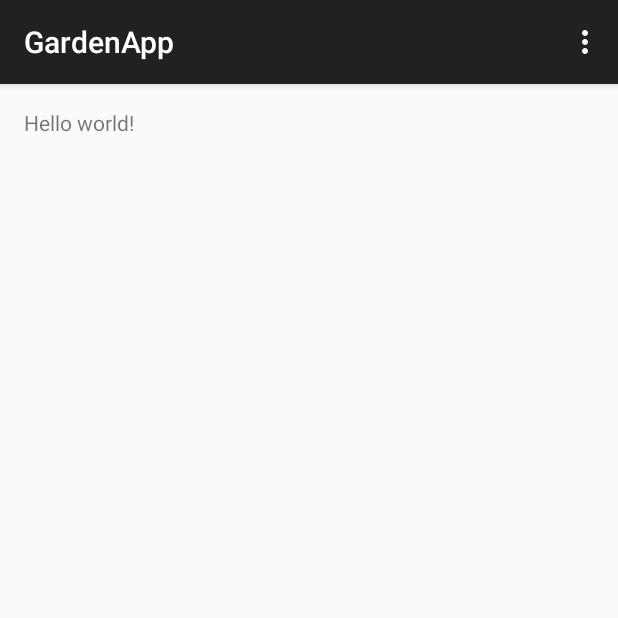
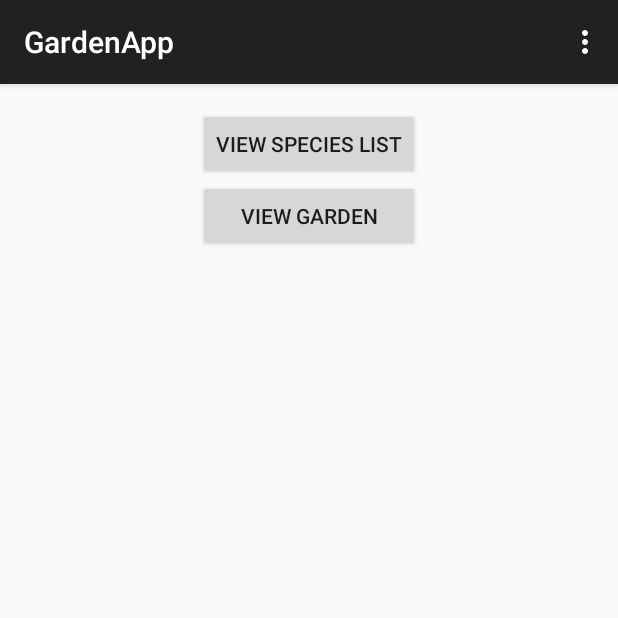
Before and after one commit to mra48/garden_app, an Android app: the screen it shows after launch (MainActivity), on a phone screen of 412 x 824 dp, the top half of it. Run offline under Robolectric (Android 15) with nearby library versions, the phone set to English and light mode, and no system bars.

Commit message:
Added buttons to the home screen that will be able to launch other activities.  Created methods where this will happen.  Methods log not yet implemented

```diff
--- a/GardenApp/app/src/main/java/com/cs1530_group1/gardenapp/MainActivity.java
+++ b/GardenApp/app/src/main/java/com/cs1530_group1/gardenapp/MainActivity.java
@@ -2,11 +2,17 @@ package com.cs1530_group1.gardenapp;
 
 import android.support.v7.app.ActionBarActivity;
 import android.os.Bundle;
+import android.util.Log;
 import android.view.Menu;
 import android.view.MenuItem;
+import android.view.View;
+import android.widget.Toast;
 
 
 public class MainActivity extends ActionBarActivity {
+
+    //Log tag, for logging errors
+    private static final String LOG_TAG = "Main Activity";
 
     @Override
     protected void onCreate(Bundle savedInstanceState) {
@@ -35,4 +41,26 @@ public class MainActivity extends ActionBarActivity {
 
         return super.onOptionsItemSelected(item);
     }
+
+    /**
+     * This is to launch the activity that views all the Species as a ListView
+     *
+     * @param view
+     */
+    public void startSpeciesListActivity(View view){
+        Log.e(LOG_TAG, "startSpeciesListActivity is not yet implemented");
+        Toast.makeText(getApplicationContext(), "This feature is not yet implemented", Toast.LENGTH_SHORT).show();
+
+    }
+
+    /**
+     * This method is called upon a button click from the activity_main screen, and is to launch
+     * the view of the garden.
+     *
+     * @param view
+     */
+    public void startGardenViewActivity(View view){
+        Log.e(LOG_TAG, "startGardenViewActivity is not yet implemented");
+        Toast.makeText(getApplicationContext(), "This feature is not yet implemented", Toast.LENGTH_SHORT).show();
+    }
 }
--- a/GardenApp/app/src/main/res/layout/activity_main.xml
+++ b/GardenApp/app/src/main/res/layout/activity_main.xml
@@ -1,11 +1,32 @@
 <RelativeLayout xmlns:android="http://schemas.android.com/apk/res/android"
-    xmlns:tools="http://schemas.android.com/tools" android:layout_width="match_parent"
-    android:layout_height="match_parent" android:paddingLeft="@dimen/activity_horizontal_margin"
+    xmlns:tools="http://schemas.android.com/tools"
+    android:layout_width="match_parent"
+    android:layout_height="match_parent"
+    android:paddingLeft="@dimen/activity_horizontal_margin"
     android:paddingRight="@dimen/activity_horizontal_margin"
     android:paddingTop="@dimen/activity_vertical_margin"
-    android:paddingBottom="@dimen/activity_vertical_margin" tools:context=".MainActivity">
+    android:paddingBottom="@dimen/activity_vertical_margin"
+    tools:context=".MainActivity">
 
-    <TextView android:text="@string/hello_world" android:layout_width="wrap_content"
-        android:layout_height="wrap_content" />
+    <Button
+        android:layout_width="wrap_content"
+        android:layout_height="wrap_content"
+        android:text="@string/species_list_activity_button"
+        android:id="@+id/species_list_button"
+        android:layout_alignParentTop="true"
+        android:layout_centerHorizontal="true"
+        android:onClick="startSpeciesListActivity" />
+
+    <Button
+        android:layout_width="wrap_content"
+        android:layout_height="wrap_content"
+        android:text="@string/garden_view_activity_button"
+        android:id="@+id/garden_view_button"
+        android:layout_below="@+id/species_list_button"
+        android:layout_alignLeft="@+id/species_list_button"
+        android:layout_alignStart="@+id/species_list_button"
+        android:layout_alignRight="@+id/species_list_button"
+        android:layout_alignEnd="@+id/species_list_button"
+        android:onClick="startGardenViewActivity" />
 
 </RelativeLayout>
--- a/GardenApp/app/src/main/res/values/strings.xml
+++ b/GardenApp/app/src/main/res/values/strings.xml
@@ -3,4 +3,6 @@
 
     <string name="hello_world">Hello world!</string>
     <string name="action_settings">Settings</string>
+    <string name="species_list_activity_button">View Species List</string>
+    <string name="garden_view_activity_button">View Garden</string>
 </resources>
```
